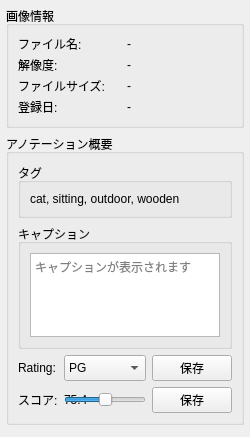
Above: src/lorairo/gui/designer/SelectedImageDetailsWidget.ui from NEXTAltair/LoRAIro before the change. Below: the same form after it.
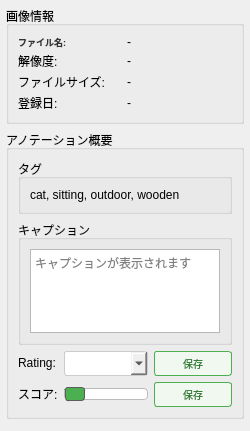
That is the form after the change. Custom widgets are drawn as their Qt base class.

Commit message:
refactor: migrate SelectedImageDetailsWidget to complete UI file architecture
- Move widget properties (ComboBox items, Slider settings) from Python to UI file
- Migrate basic signal/slot connections to UI file <connections> section
- Add comprehensive stylesheet definitions to UI properties
- Integrate SelectedImageDetailsWidget into MainWindow.ui (replace QTableView)
- Reduce Python setup code by 80% while preserving Enhanced Event-Driven Pattern
- Complete separation of UI definition and business logic for maintainability

🤖 Generated with [Claude Code](https://claude.ai/code)

Diff of the .ui file:
```diff
--- a/src/lorairo/gui/designer/SelectedImageDetailsWidget.ui
+++ b/src/lorairo/gui/designer/SelectedImageDetailsWidget.ui
@@ -49,6 +49,9 @@
           <verstretch>0</verstretch>
          </sizepolicy>
         </property>
+        <property name="styleSheet">
+         <string>font-size: 9px; font-weight: bold; color: #333;</string>
+        </property>
        </widget>
       </item>
       <item row="2" column="0">
@@ -240,6 +243,19 @@
           <property name="visible">
            <bool>true</bool>
           </property>
+          <property name="styleSheet">
+           <string>QComboBox {
+    font-size: 10px;
+    padding: 2px 4px;
+    border: 1px solid #ccc;
+    border-radius: 3px;
+}</string>
+          </property>
+          <item>
+           <property name="text">
+            <string></string>
+           </property>
+          </item>
           <item>
            <property name="text">
             <string>PG</string>
@@ -287,6 +303,28 @@
             <verstretch>0</verstretch>
            </sizepolicy>
           </property>
+          <property name="styleSheet">
+           <string>QPushButton {
+    font-size: 10px;
+    padding: 4px 8px;
+    border: 1px solid #4CAF50;
+    border-radius: 3px;
+    background-color: #f0f8f0;
+    color: #2E7D32;
+}
+QPushButton:hover {
+    background-color: #e8f5e8;
+}
+QPushButton:pressed {
+    background-color: #4CAF50;
+    color: white;
+}
+QPushButton:disabled {
+    background-color: #f5f5f5;
+    color: #aaa;
+    border-color: #ddd;
+}</string>
+          </property>
          </widget>
         </item>
         <item row="1" column="0">
@@ -327,7 +365,7 @@
            <number>1000</number>
           </property>
           <property name="value">
-           <number>500</number>
+           <number>0</number>
           </property>
           <property name="orientation">
            <enum>Qt::Orientation::Horizontal</enum>
@@ -335,6 +373,21 @@
           <property name="visible">
            <bool>true</bool>
           </property>
+          <property name="styleSheet">
+           <string>QSlider::groove:horizontal {
+    border: 1px solid #bbb;
+    background: white;
+    height: 10px;
+    border-radius: 4px;
+}
+QSlider::handle:horizontal {
+    background: #4CAF50;
+    border: 1px solid #5c5c5c;
+    width: 18px;
+    margin: -2px 0;
+    border-radius: 3px;
+}</string>
+          </property>
          </widget>
         </item>
         <item row="1" column="2">
@@ -351,6 +404,28 @@
             <verstretch>0</verstretch>
            </sizepolicy>
           </property>
+          <property name="styleSheet">
+           <string>QPushButton {
+    font-size: 10px;
+    padding: 4px 8px;
+    border: 1px solid #4CAF50;
+    border-radius: 3px;
+    background-color: #f0f8f0;
+    color: #2E7D32;
+}
+QPushButton:hover {
+    background-color: #e8f5e8;
+}
+QPushButton:pressed {
+    background-color: #4CAF50;
+    color: white;
+}
+QPushButton:disabled {
+    background-color: #f5f5f5;
+    color: #aaa;
+    border-color: #ddd;
+}</string>
+          </property>
          </widget>
         </item>
        </layout>
```
Left out of the diff: 27 changed lines with no effect on the pictures. The commit also changes 4 other files.
